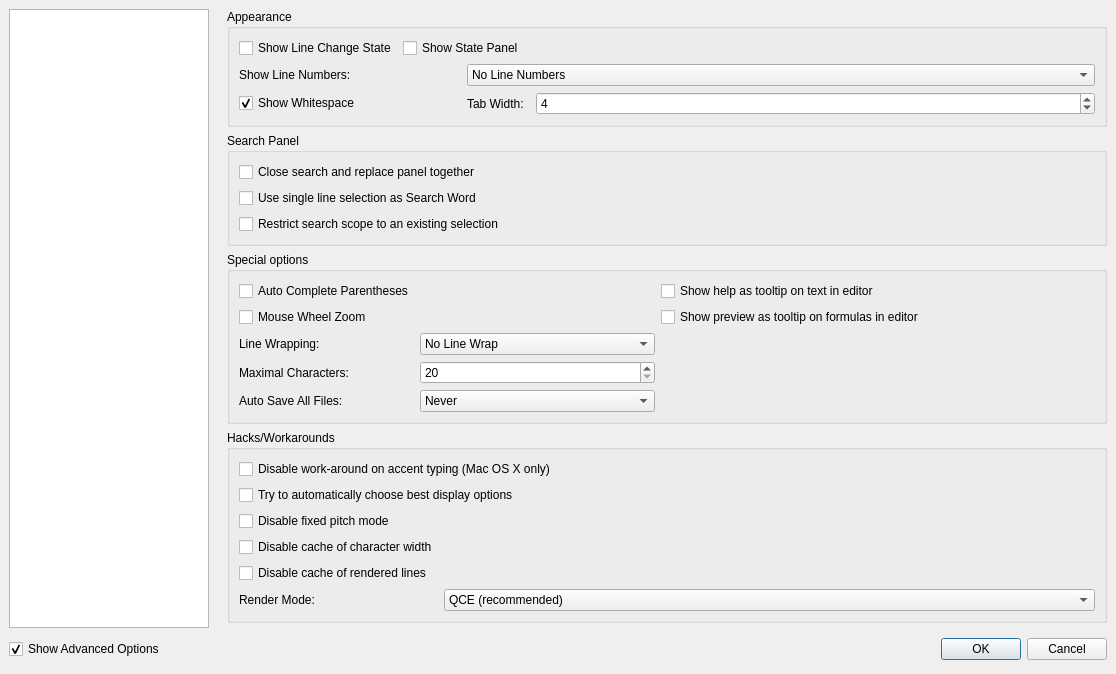
Old version of the form configdialog.ui in the repository svn2github/texstudio-trunk.
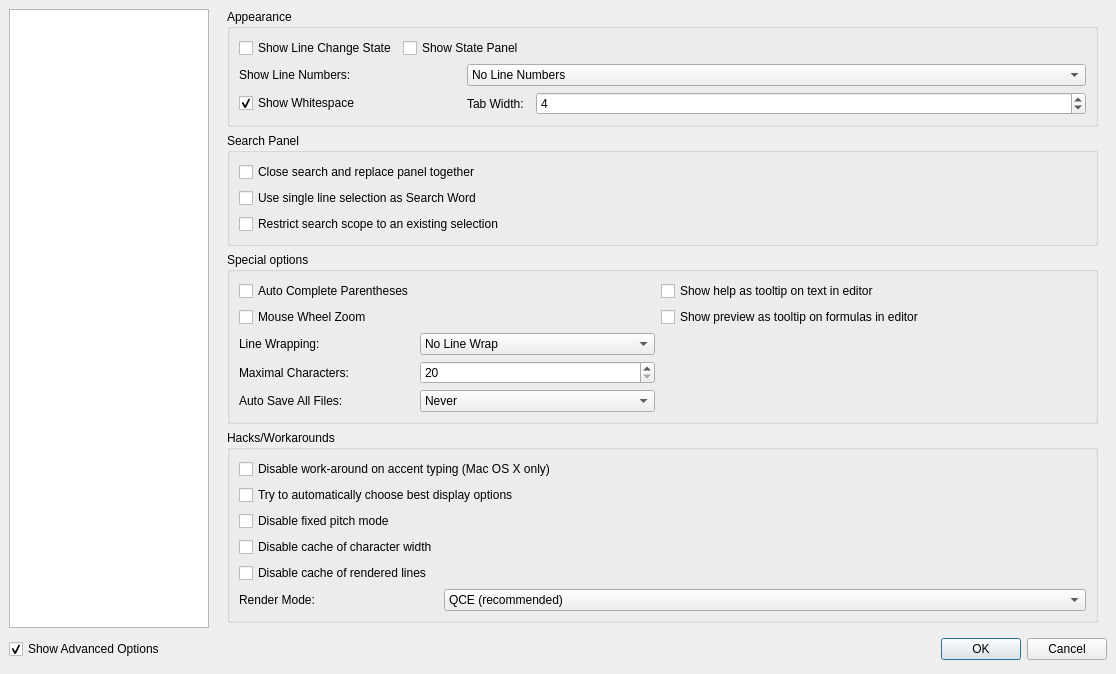
New version of the form. The open tabs and pages were chosen to show the change. Icons and pictures are not drawn.

Commit message: add scrollarea for config tabs, that cannot shrink reasonably well, because they contain many widgets

The edit to the form file:
```diff
--- a/configdialog.ui
+++ b/configdialog.ui
@@ -1306,6 +1306,33 @@
         <number>0</number>
        </property>
        <item>
+        <widget class="QScrollArea" name="scrollArea_2">
+         <property name="frameShape">
+          <enum>QFrame::NoFrame</enum>
+         </property>
+         <property name="widgetResizable">
+          <bool>true</bool>
+         </property>
+         <widget class="QWidget" name="scrollAreaWidgetContents_2">
+          <property name="geometry">
+           <rect>
+            <x>0</x>
+            <y>0</y>
+            <width>880</width>
+            <height>617</height>
+           </rect>
+          </property>
+          <layout class="QVBoxLayout" name="verticalLayout_8">
+           <property name="leftMargin">
+            <number>0</number>
+           </property>
+           <property name="topMargin">
+            <number>0</number>
+           </property>
+           <property name="bottomMargin">
+            <number>0</number>
+           </property>
+           <item>
         <widget class="QGroupBox" name="groupBox_9">
          <property name="title">
           <string>Appearance</string>
@@ -1664,10 +1691,14 @@
          <property name="sizeHint" stdset="0">
           <size>
            <width>20</width>
-           <height>40</height>
+               <height>2</height>
           </size>
          </property>
         </spacer>
+           </item>
+          </layout>
+         </widget>
+        </widget>
        </item>
       </layout>
      </widget>
```
Left out of the diff: 50 changed lines with no effect on the pictures. Lines whose indentation alone changed are shown as unchanged.
